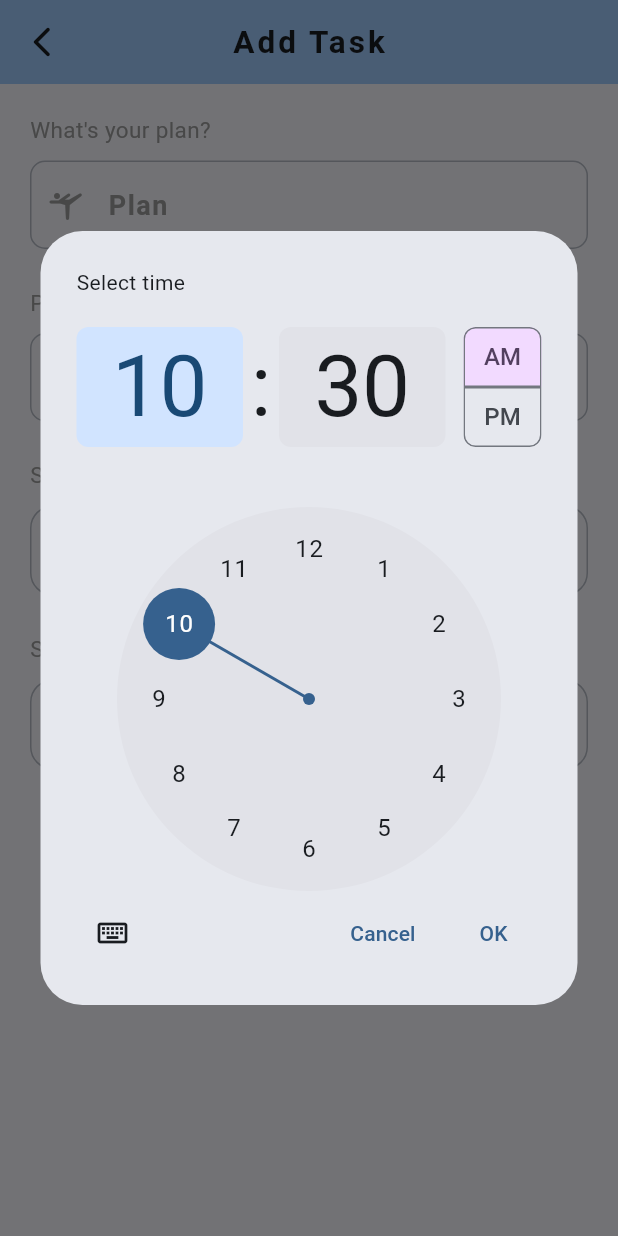
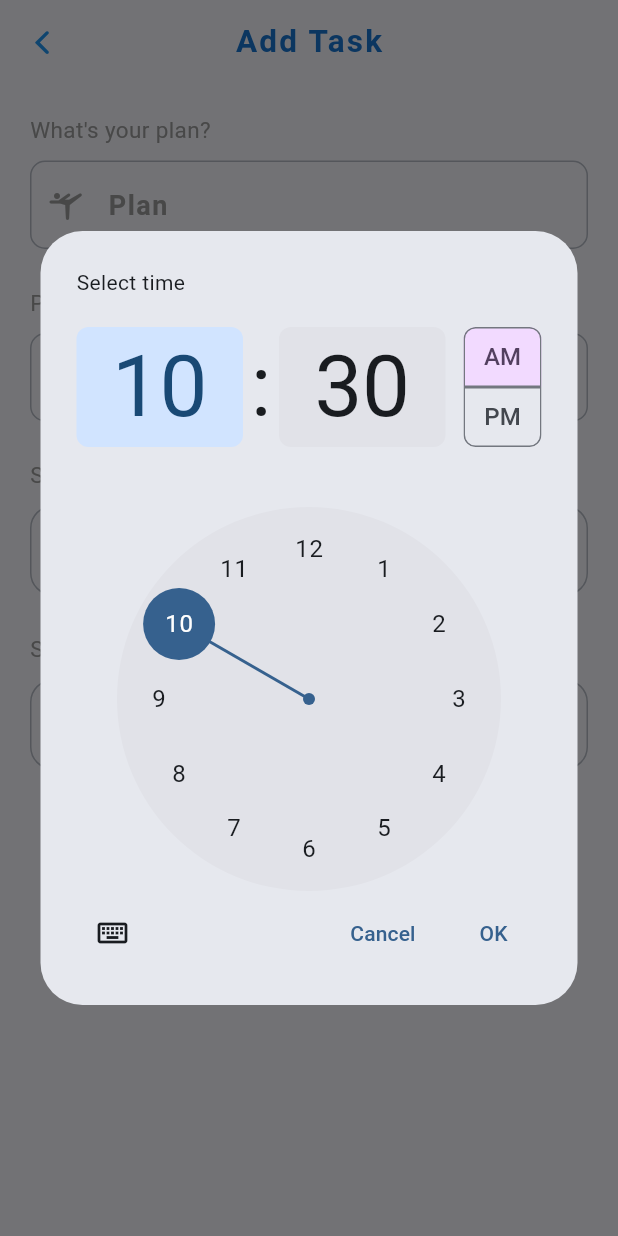
Before and after one commit to Aman-Sirmaur19/Attendance_Tracker_App, a Flutter app: the AddTaskScreen screen opened directly, after a tap on an icon or button, on a phone screen of 412 x 824 dp. Run offline on Flutter 3.47's test engine with Material 3 defaults, Android fonts, the phone set to English and light mode, and no system bars; our stand-ins replace flutter_local_notifications, google_mobile_ads, hive, hive_flutter, image_picker, lottie and 4 more; missing offline and left inert: in_app_update; accounts and stored records are empty; network calls fail.

Commit message:
Updated UI.

```diff
--- a/lib/screens/task/add_task_screen.dart
+++ b/lib/screens/task/add_task_screen.dart
@@ -43,7 +43,7 @@ class _AddTaskScreenState extends State<AddTaskScreen> {
   }
 
   // if any task already exist return true, else false
-  bool isTaskAlreadyExist() {
+  bool _isTaskAlreadyExist() {
     if (widget.task != null) {
       return true;
     } else {
@@ -52,7 +52,7 @@ class _AddTaskScreenState extends State<AddTaskScreen> {
   }
 
   // Main function for creating or updating task
-  dynamic isTaskAlreadyExistUpdateElseCreate() {
+  dynamic _isTaskAlreadyExistUpdateElseCreate() {
     // update current task
     if (titleController.text.trim().isNotEmpty &&
         descriptionController.text.trim().isNotEmpty &&
@@ -85,7 +85,7 @@ class _AddTaskScreenState extends State<AddTaskScreen> {
     }
   }
 
-  dynamic deleteTask() {
+  dynamic _deleteTask() {
     return widget.task?.delete();
   }
 
@@ -97,19 +97,10 @@ class _AddTaskScreenState extends State<AddTaskScreen> {
         appBar: AppBar(
           leading: IconButton(
             tooltip: 'Back',
-            icon: const Icon(Icons.arrow_back_ios_new_rounded),
+            icon: const Icon(CupertinoIcons.chevron_back),
             onPressed: () => Navigator.pop(context),
           ),
-          centerTitle: true,
-          backgroundColor: Theme.of(context).colorScheme.inversePrimary,
-          title: Text(
-            isTaskAlreadyExist() ? 'Update Task' : 'Add Task',
-            style: const TextStyle(
-              letterSpacing: 2,
-              fontSize: 21,
-              fontWeight: FontWeight.bold,
-            ),
-          ),
+          title: Text(_isTaskAlreadyExist() ? 'Update Task' : 'Add Task'),
         ),
         bottomNavigationBar: const CustomBannerAd(),
         body: Padding(
@@ -160,10 +151,10 @@ class _AddTaskScreenState extends State<AddTaskScreen> {
               Row(
                 mainAxisAlignment: MainAxisAlignment.spaceAround,
                 children: [
-                  if (isTaskAlreadyExist())
+                  if (_isTaskAlreadyExist())
                     ElevatedButton.icon(
                         onPressed: () {
-                          deleteTask();
+                          _deleteTask();
                           Dialogs.showSnackBar(
                               context, 'Task deleted successfully!');
                           Navigator.pop(context);
@@ -176,14 +167,14 @@ class _AddTaskScreenState extends State<AddTaskScreen> {
                         icon: const Icon(CupertinoIcons.delete),
                         label: const Text('Delete')),
                   ElevatedButton.icon(
-                    onPressed: () => isTaskAlreadyExistUpdateElseCreate(),
+                    onPressed: () => _isTaskAlreadyExistUpdateElseCreate(),
                     style: ElevatedButton.styleFrom(
                         foregroundColor: Colors.white,
                         backgroundColor: Colors.blue),
-                    icon: Icon(isTaskAlreadyExist()
+                    icon: Icon(_isTaskAlreadyExist()
                         ? CupertinoIcons.refresh_thick
                         : CupertinoIcons.list_bullet_indent),
-                    label: Text(isTaskAlreadyExist() ? 'Update' : 'Add'),
+                    label: Text(_isTaskAlreadyExist() ? 'Update' : 'Add'),
                   ),
                 ],
               ),
```
Also changed, not shown: lib/main.dart (+11 -0 lines), lib/screens/attendance/add_attendance_screen.dart (+11 -17 lines), lib/screens/attendance/attendance_screen.dart (+1 -10 lines), lib/screens/routine/routine_screen.dart (+6 -15 lines), lib/screens/settings_screen.dart (+3 -11 lines), lib/screens/task/my_tasks_screen.dart (+2 -11 lines), lib/widgets/main_drawer.dart (+9 -9 lines).
